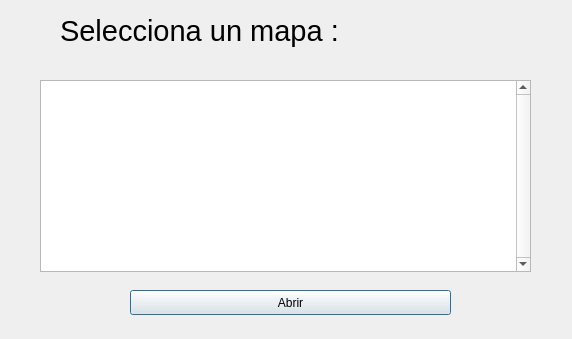
The window that qt/editor/open_window.ui (joaquinfontela/Wolfenstein-3D) describes before a commit, drawn with Qt 5.
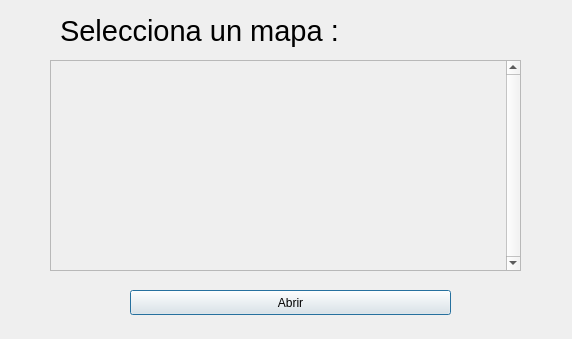
The same window after the commit.

Commit message: mejoro pantalla open

Patch:
```diff
--- a/qt/editor/open_window.ui
+++ b/qt/editor/open_window.ui
@@ -26,19 +26,6 @@
     <string>Abrir</string>
    </property>
   </widget>
-  <widget class="QListWidget" name="map_saved_container">
-   <property name="geometry">
-    <rect>
-     <x>40</x>
-     <y>80</y>
-     <width>491</width>
-     <height>192</height>
-    </rect>
-   </property>
-   <property name="verticalScrollBarPolicy">
-    <enum>Qt::ScrollBarAlwaysOn</enum>
-   </property>
-  </widget>
   <widget class="QLabel" name="label">
    <property name="geometry">
     <rect>
@@ -57,6 +44,32 @@
     <string>Selecciona un mapa :</string>
    </property>
   </widget>
+  <widget class="QScrollArea" name="map_saved_scroll">
+   <property name="geometry">
+    <rect>
+     <x>50</x>
+     <y>60</y>
+     <width>471</width>
+     <height>211</height>
+    </rect>
+   </property>
+   <property name="verticalScrollBarPolicy">
+    <enum>Qt::ScrollBarAlwaysOn</enum>
+   </property>
+   <property name="widgetResizable">
+    <bool>true</bool>
+   </property>
+   <widget class="QWidget" name="map_saved_container">
+    <property name="geometry">
+     <rect>
+      <x>0</x>
+      <y>0</y>
+      <width>455</width>
+      <height>209</height>
+     </rect>
+    </property>
+   </widget>
+  </widget>
  </widget>
  <resources/>
  <connections/>
```
The commit also changes 19 other files.
